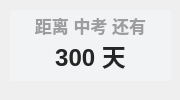
Before: the Qt Designer form ui/minimize/widget-countdown-custom.ui in RinLit-233-shiroko/Class-Widgets, drawn with Qt 5.
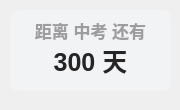
After: the same form once the commit is applied.

Commit message: feature: custom image themes support, add 2 themes (shiroko&hoshino)

```diff
--- a/ui/minimize/widget-countdown-custom.ui
+++ b/ui/minimize/widget-countdown-custom.ui
@@ -7,7 +7,7 @@
     <x>0</x>
     <y>0</y>
     <width>180</width>
-    <height>100</height>
+    <height>110</height>
    </rect>
   </property>
   <property name="minimumSize">
@@ -31,7 +31,7 @@
      <x>10</x>
      <y>10</y>
      <width>161</width>
-     <height>31</height>
+     <height>41</height>
     </rect>
    </property>
    <property name="font">
@@ -59,16 +59,16 @@
   <widget class="QLabel" name="custom_countdown">
    <property name="geometry">
     <rect>
-     <x>10</x>
+     <x>20</x>
      <y>30</y>
-     <width>161</width>
-     <height>51</height>
+     <width>141</width>
+     <height>61</height>
     </rect>
    </property>
    <property name="font">
     <font>
      <family>Microsoft YaHei UI</family>
-     <pointsize>18</pointsize>
+     <pointsize>19</pointsize>
      <weight>75</weight>
      <bold>true</bold>
     </font>
@@ -94,11 +94,13 @@
      <x>10</x>
      <y>10</y>
      <width>161</width>
-     <height>71</height>
+     <height>81</height>
     </rect>
    </property>
    <property name="styleSheet">
-    <string notr="true">background-color: rgba(242, 243, 245, 255);</string>
+    <string notr="true">background-color: rgba(242, 243, 245, 255);
+border-radius: 8px
+</string>
    </property>
    <property name="text">
     <string/>
```
The commit also changes 74 other files.
